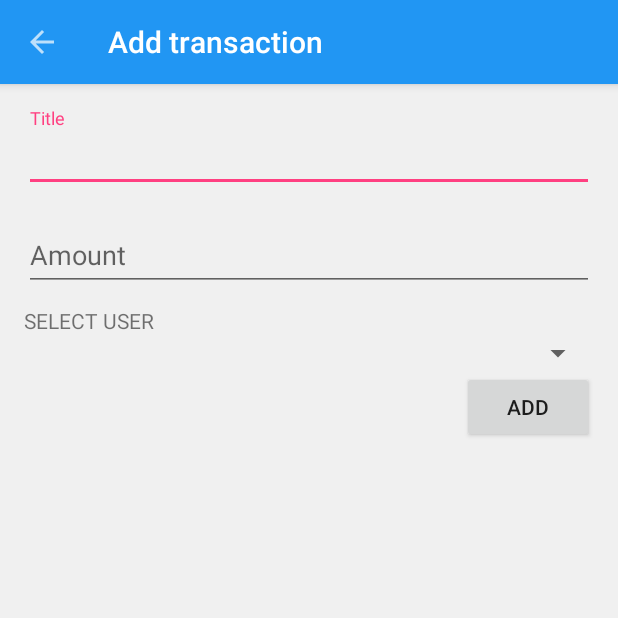
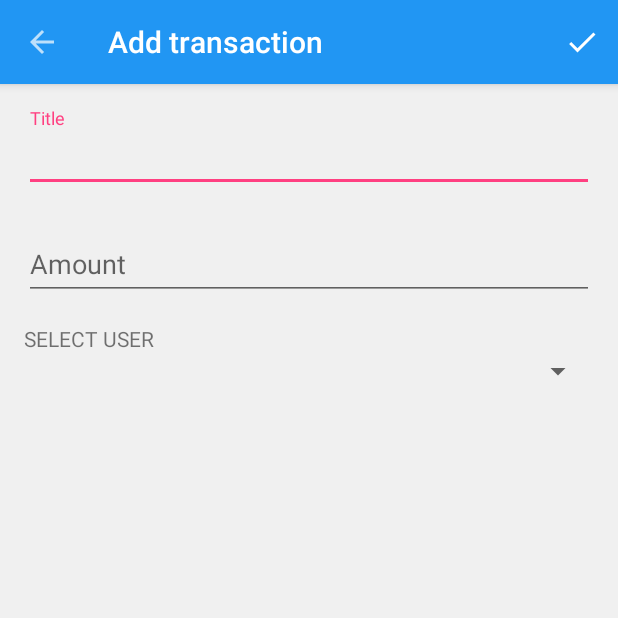
Before and after one commit to toggle-corp/paiso, an Android app: the screen it shows after launch once a user with an empty profile is signed in (AddTransactionActivity), after a tap on an icon or button, on a phone screen of 412 x 824 dp, the top half of it. Run offline under Robolectric (Android 15) with nearby library versions, the phone set to English and light mode, and no system bars; our stand-ins replace CircleImageView, Firebase (no records; nobody signed in at launch, a user with empty details on screens opened directly), Picasso.

Commit message:
Make transactions work in most basic way

```diff
--- a/app/src/main/java/com/togglecorp/paiso/DashboardFragment.java
+++ b/app/src/main/java/com/togglecorp/paiso/DashboardFragment.java
@@ -6,17 +6,19 @@ import android.os.Bundle;
 import android.support.v4.app.Fragment;
 import android.support.v7.widget.LinearLayoutManager;
 import android.support.v7.widget.RecyclerView;
-import android.util.Log;
 import android.view.LayoutInflater;
 import android.view.View;
 import android.view.ViewGroup;
-import android.widget.ImageView;
 
 import java.util.ArrayList;
+import java.util.HashMap;
 
 
-public class DashboardFragment extends Fragment {
+public class DashboardFragment extends Fragment implements RefreshListener {
     private static final String TAG = "Dashboard Fragment";
+
+    private ArrayList<DashboardTransaction> mTransactions = new ArrayList<>();
+    private DashboardTransactionAdapter mAdapter;
 
     @Override
     public View onCreateView(LayoutInflater inflater, ViewGroup container,
@@ -24,19 +26,17 @@ public class DashboardFragment extends Fragment {
         // Inflate the layout for this fragment
         View view = inflater.inflate(R.layout.fragment_dashboard, container, false);
 
-        ArrayList<DashboardTransaction> transactions = new ArrayList<>();
-        transactions.add(new DashboardTransaction("Khatri", "khatri@noob.com", 20000));
-        transactions.add(new DashboardTransaction("Ankit", "frozen@helium.com", 45000));
-
+        // Intialize recycler view
         RecyclerView recyclerTransactions =
                 (RecyclerView) view.findViewById(R.id.recycler_transactions);
 
         recyclerTransactions.setClickable(true);
         RecyclerView.LayoutManager layoutManager = new LinearLayoutManager(getActivity());;
         recyclerTransactions.setLayoutManager(layoutManager);
-        final DashboardTransactionAdapter adapter = new DashboardTransactionAdapter(transactions);
-        recyclerTransactions.setAdapter(adapter);
+        mAdapter = new DashboardTransactionAdapter(mTransactions);
+        recyclerTransactions.setAdapter(mAdapter);
 
+        // FAB button to add transaction
         view.findViewById(R.id.add_transaction).setOnClickListener(new View.OnClickListener() {
             @Override
             public void onClick(View view) {
@@ -44,7 +44,52 @@ public class DashboardFragment extends Fragment {
             }
         });
 
+        // Add database refresh listener to populate the transactions
+        Database.get().refreshListeners.add(this);
+
+        // Refresh once
+        refresh();
+
         return view;
     }
 
+    @Override
+    public void refresh() {
+        // Get map of users and their summary info
+        HashMap<String, Double> summary = new HashMap<>();
+        for (String transactionId: Database.get().transactionIds) {
+            // Get each transaction
+            Transaction transaction = Database.get().transactions.get(transactionId);
+            if (transaction != null) {
+                if (!transaction.customUser) {
+                    String user = null; Double amount = 0.0;
+
+                    if (transaction.by.equals(Database.get().selfId)) {
+                        user = transaction.to; amount = -transaction.amount;
+                    }
+                    else if (transaction.to.equals(Database.get().selfId)) {
+                        user = transaction.by; amount = transaction.amount;
+                    }
+
+                    if (user != null) {
+                        if (summary.containsKey(user))
+                            summary.put(user, summary.get(user) + amount);
+                        else
+                            summary.put(user, amount);
+                    }
+                }
+            }
+        }
+
+        // Now fill up the array for recycler view
+        mTransactions.clear();
+        for (HashMap.Entry<String, Double> summaryEntry: summary.entrySet()) {
+            mTransactions.add(new DashboardTransaction(
+                    Database.get().users.get(summaryEntry.getKey()).displayName,
+                    Database.get().users.get(summaryEntry.getKey()).email,
+                    summaryEntry.getValue()
+            ));
+        }
+        mAdapter.notifyDataSetChanged();
+    }
 }
--- /dev/null
+++ b/app/src/main/res/drawable/ic_check.xml
@@ -0,0 +1,9 @@
+<vector xmlns:android="http://schemas.android.com/apk/res/android"
+        android:width="24dp"
+        android:height="24dp"
+        android:viewportWidth="24.0"
+        android:viewportHeight="24.0">
+    <path
+        android:fillColor="#FFFFFFFF"
+        android:pathData="M9,16.17L4.83,12l-1.42,1.41L9,19 21,7l-1.41,-1.41z"/>
+</vector>
--- a/app/src/main/res/layout/activity_add_transaction.xml
+++ b/app/src/main/res/layout/activity_add_transaction.xml
@@ -24,22 +24,24 @@
             android:id="@+id/input_layout_title"
             android:layout_width="match_parent"
             android:layout_height="wrap_content"
-            android:layout_marginBottom="10dp">
+            android:layout_marginBottom="16dp">
             <EditText
                 android:id="@+id/input_title"
                 android:layout_width="match_parent"
                 android:layout_height="wrap_content"
+                android:inputType="textCapWords|textAutoComplete"
                 android:hint="Title" />
         </android.support.design.widget.TextInputLayout>
         <android.support.design.widget.TextInputLayout
             android:id="@+id/input_layout_amount"
             android:layout_width="match_parent"
             android:layout_height="wrap_content"
-            android:layout_marginBottom="10dp">
+            android:layout_marginBottom="16dp">
             <EditText
                 android:id="@+id/input_amount"
                 android:layout_width="match_parent"
                 android:layout_height="wrap_content"
+                android:inputType="numberDecimal"
                 android:hint="Amount" />
         </android.support.design.widget.TextInputLayout>
         <TextView
@@ -51,11 +53,6 @@
         <Spinner
             android:id="@+id/spinner_user"
             android:layout_width="fill_parent"
-            android:layout_height="wrap_content" />
-        <Button
-            android:layout_width="wrap_content"
-            android:layout_height="wrap_content"
-            android:text="Add"
-            android:layout_gravity="end|bottom" />
+            android:layout_height="wrap_content" /> />
     </LinearLayout>
 </LinearLayout>
--- a/app/src/main/res/menu/menu_add_transaction.xml
+++ b/app/src/main/res/menu/menu_add_transaction.xml
@@ -1,6 +1,10 @@
 <?xml version="1.0" encoding="utf-8"?>
 <menu xmlns:android="http://schemas.android.com/apk/res/android"
-    >
-    <item android:id="@+id/add_transaction" android:title="Add"
-        android:showAsAction="always"
+    xmlns:app="http://schemas.android.com/apk/res-auto">
+    <item
+        android:id="@+id/add_transaction"
+        android:icon="@drawable/ic_check"
+        app:showAsAction="always"
+        android:title="Done">
+    </item>
 </menu>
```
Also changed, not shown: app/src/main/java/com/togglecorp/paiso/AddTransactionActivity.java (+51 -0 lines), app/src/main/java/com/togglecorp/paiso/Database.java (+15 -6 lines), app/src/main/java/com/togglecorp/paiso/Transaction.java (+8 -3 lines).
